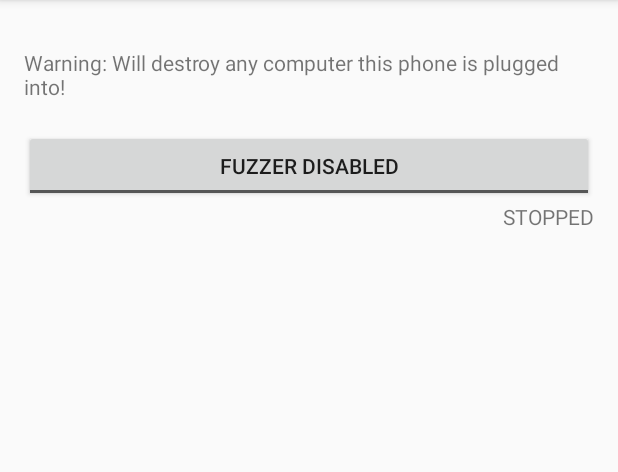
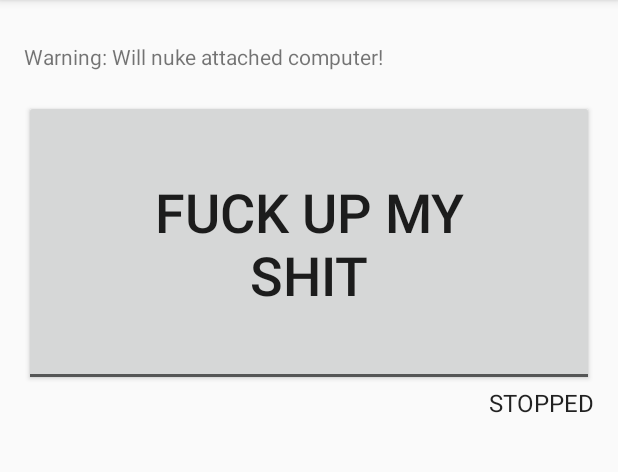
Before and after one commit to Netdex/android-usb-script, an Android app: the screen it shows after launch (MainActivity), on a phone screen of 412 x 824 dp, the part 84-556 px from its top. Run offline under Robolectric (Android 15) with nearby library versions, the phone set to English and light mode, and no system bars.

Commit message:
Stylistic changes

```diff
--- a/app/src/main/res/layout/activity_main.xml
+++ b/app/src/main/res/layout/activity_main.xml
@@ -10,19 +10,8 @@
     android:paddingTop="@dimen/activity_vertical_margin"
     tools:context="cf.netdex.hidfuzzer.MainActivity">
 
-    <TextView
-        android:text="Warning: Will destroy any computer this phone is plugged into!"
-        android:layout_width="wrap_content"
-        android:layout_height="wrap_content"
-        android:id="@+id/textView"
-        android:layout_alignParentTop="true"
-        android:layout_alignParentLeft="true"
-        android:layout_alignParentStart="true"
-        android:layout_marginTop="16dp" />
-
     <ToggleButton
         android:layout_width="wrap_content"
-        android:layout_height="wrap_content"
         android:id="@+id/btnPoll"
         android:textOn="@string/fuzzer_enabled"
         android:textOff="@string/fuzzer_disabled"
@@ -31,14 +20,30 @@
         android:layout_alignParentStart="true"
         android:layout_marginTop="19dp"
         android:layout_alignParentRight="true"
-        android:layout_alignParentEnd="true" />
+        android:layout_alignParentEnd="true"
+        android:layout_height="wrap_content"
+        android:elegantTextHeight="false"
+        android:textSize="36sp"
+        android:padding="50sp" />
 
     <TextView
         android:text="STOPPED"
         android:layout_width="wrap_content"
         android:layout_height="wrap_content"
         android:id="@+id/txtStatus"
+        android:textAppearance="@android:style/TextAppearance.Material.Subhead"
         android:layout_below="@+id/btnPoll"
         android:layout_alignParentRight="true"
         android:layout_alignParentEnd="true" />
+
+    <TextView
+        android:text="Warning: Will nuke attached computer!"
+        android:layout_width="wrap_content"
+        android:layout_height="wrap_content"
+        android:id="@+id/textView"
+        android:layout_marginTop="12dp"
+        android:layout_alignParentTop="true"
+        android:layout_alignParentLeft="true"
+        android:layout_alignParentStart="true" />
+
 </RelativeLayout>
--- a/app/src/main/res/values/strings.xml
+++ b/app/src/main/res/values/strings.xml
@@ -1,5 +1,5 @@
 <resources>
     <string name="app_name">HIDFuzzer</string>
-    <string name="fuzzer_disabled">Fuzzer Disabled</string>
-    <string name="fuzzer_enabled">Fuzzer Enabled</string>
+    <string name="fuzzer_disabled">FUCK UP MY SHIT</string>
+    <string name="fuzzer_enabled">HOLY SHIT STOP</string>
 </resources>
```
